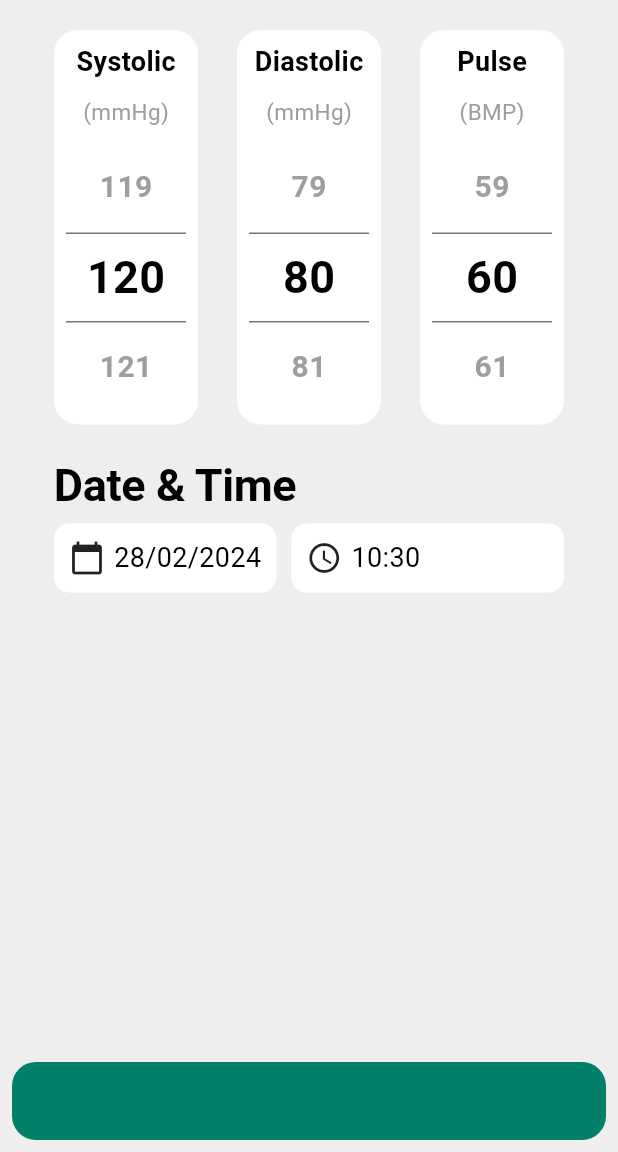
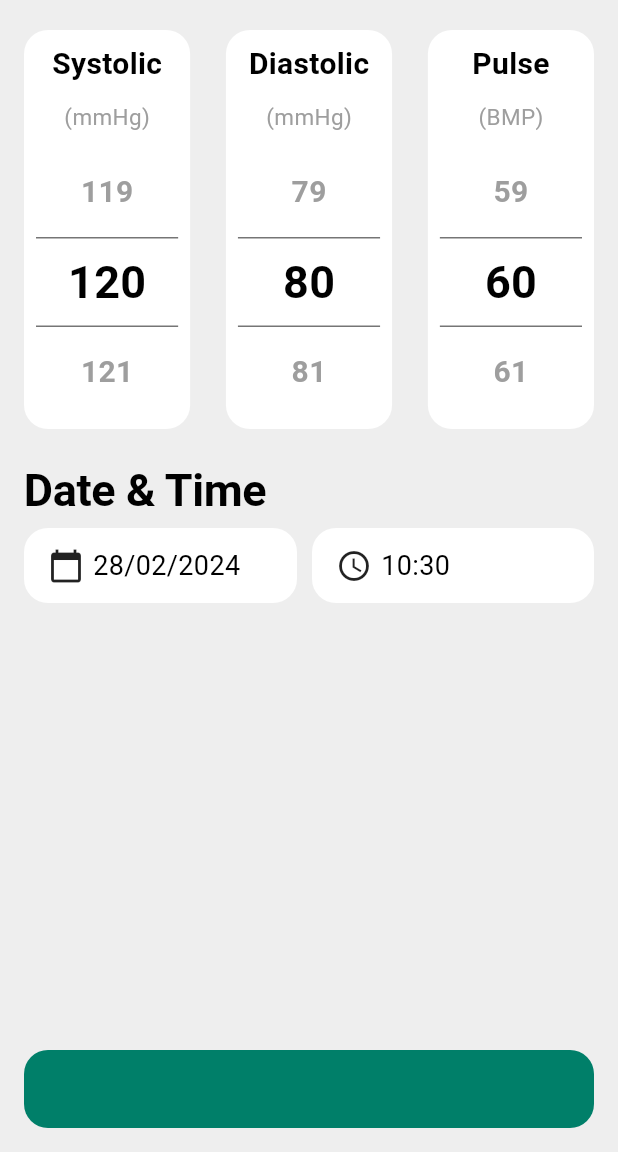
Before and after one commit to EgorP51/pulse_tracker, a Flutter app: the screen it shows after launch, after a tap on the "add" icon, on a phone screen of 412 x 824 dp, the part 84-1236 px from its top. Run offline on Flutter 3.47's test engine with Material 3 defaults, Android fonts, the phone set to English and light mode, and no system bars; drawn by our look-alikes of numberpicker; our stand-ins replace circular_countdown_timer, equatable, flutter_bloc, get_it, hive, hive_flutter; accounts and stored records are empty.

Commit message:
refactor code

```diff
--- a/lib/core/ui/ui_constants.dart
+++ b/lib/core/ui/ui_constants.dart
@@ -1,4 +1,3 @@
 class UIConstants{
-  static const double padding = 16.0;
   static const double radius = 16.0;
 }
--- a/lib/features/pulse_tracker/manager/pulse_tracker_bloc.dart
+++ b/lib/features/pulse_tracker/manager/pulse_tracker_bloc.dart
@@ -21,6 +21,7 @@ class PulseTrackerBloc extends Bloc<PulseTrackerEvent, PulseTrackerState> {
     on<SaveRecordEvent>((event, emit) {
       var record = event.record;
 
+      // set default values
       if (record.dateTime == null) {
         record = record.copyWith(dateTime: DateTime.now());
       }
--- a/lib/features/pulse_tracker/presentation/widgets/record/custom_date_time_picker.dart
+++ b/lib/features/pulse_tracker/presentation/widgets/record/custom_date_time_picker.dart
@@ -1,4 +1,5 @@
 import 'package:flutter/material.dart';
+import 'package:pulse_tracker/core/ui/ui_constants.dart';
 import 'package:pulse_tracker/core/utils/date_time_utils.dart';
 
 class CustomDateTimePicker extends StatefulWidget {
@@ -27,7 +28,7 @@ class _CustomDateTimePickerState extends State<CustomDateTimePicker> {
         //mainAxisSize: MainAxisSize.min,
         children: [
           InkWell(
-            borderRadius: BorderRadius.circular(10),
+            borderRadius: BorderRadius.circular(UIConstants.radius),
             onTap: () {
               showDatePicker(
                 context: context,
@@ -42,10 +43,14 @@ class _CustomDateTimePickerState extends State<CustomDateTimePicker> {
               });
             },
             child: Container(
-              padding: const EdgeInsets.all(10.0),
+              width: MediaQuery.of(context).size.width / 2 - 24 ,
+              padding: const EdgeInsets.symmetric(
+                vertical: 12,
+                horizontal: 16,
+              ),
               decoration: BoxDecoration(
                 color: Colors.white,
-                borderRadius: BorderRadius.circular(10),
+                borderRadius: BorderRadius.circular(UIConstants.radius),
               ),
               child: Row(
                 children: [
@@ -64,7 +69,7 @@ class _CustomDateTimePickerState extends State<CustomDateTimePicker> {
           const SizedBox(width: 10),
           Expanded(
             child: InkWell(
-              borderRadius: BorderRadius.circular(10),
+              borderRadius: BorderRadius.circular(UIConstants.radius),
               onTap: () {
                 showTimePicker(
                   context: context,
@@ -77,10 +82,13 @@ class _CustomDateTimePickerState extends State<CustomDateTimePicker> {
                 });
               },
               child: Container(
-                padding: const EdgeInsets.all(10.0),
+                padding: const EdgeInsets.symmetric(
+                  horizontal: 16,
+                  vertical: 12,
+                ),
                 decoration: BoxDecoration(
                   color: Colors.white,
-                  borderRadius: BorderRadius.circular(10),
+                  borderRadius: BorderRadius.circular(UIConstants.radius),
                 ),
                 child: Row(
                   children: [
--- a/lib/features/pulse_tracker/presentation/widgets/record/custom_number_picker.dart
+++ b/lib/features/pulse_tracker/presentation/widgets/record/custom_number_picker.dart
@@ -79,7 +79,7 @@ class _CustomNumberPickerState extends State<CustomNumberPicker> {
             widget.type.name,
             style: const TextStyle(
               fontWeight: FontWeight.bold,
-              fontSize: 18,
+              fontSize: 20,
             ),
           ),
           const SizedBox(height: 10),
@@ -94,10 +94,10 @@ class _CustomNumberPickerState extends State<CustomNumberPicker> {
           NumberPicker(
             value: _value,
             minValue: 0,
-            maxValue: 250,
+            maxValue: 300,
             step: 1,
             itemHeight: 60,
-            itemWidth: 80,
+            itemWidth: MediaQuery.of(context).size.width * 0.23,
             axis: Axis.vertical,
             textStyle: const TextStyle(
               color: Colors.grey,
--- a/lib/features/pulse_tracker/presentation/widgets/record/record_widget.dart
+++ b/lib/features/pulse_tracker/presentation/widgets/record/record_widget.dart
@@ -1,15 +1,12 @@
-import 'package:circular_countdown_timer/circular_countdown_timer.dart';
-import 'package:circular_countdown_timer/countdown_text_format.dart';
 import 'package:flutter/cupertino.dart';
 import 'package:flutter/material.dart';
 import 'package:pulse_tracker/core/di/locator.dart';
 import 'package:pulse_tracker/core/ui/ui_constants.dart';
 import 'package:pulse_tracker/features/pulse_tracker/data/models/record_model.dart';
+import 'package:pulse_tracker/features/pulse_tracker/manager/pulse_tracker_bloc.dart';
 import 'package:pulse_tracker/features/pulse_tracker/presentation/widgets/record/custom_date_time_picker.dart';
 import 'package:pulse_tracker/features/pulse_tracker/presentation/widgets/record/custom_number_picker.dart';
 import 'package:pulse_tracker/features/pulse_tracker/presentation/widgets/record/timer_widget.dart';
-
-import '../../../manager/pulse_tracker_bloc.dart';
 
 class RecordWidget extends StatefulWidget {
   const RecordWidget({super.key});
@@ -76,7 +73,7 @@ class _RecordWidgetState extends State<RecordWidget> {
         ],
       ),
       body: Padding(
-        padding: const EdgeInsets.symmetric(horizontal: 36),
+        padding: const EdgeInsets.symmetric(horizontal: 16),
         child: Center(
           child: Column(
             mainAxisAlignment: MainAxisAlignment.start,
@@ -119,7 +116,7 @@ class _RecordWidgetState extends State<RecordWidget> {
         ),
       ),
       bottomNavigationBar: Padding(
-        padding: const EdgeInsets.all(8.0),
+        padding: const EdgeInsets.all(16.0),
         child: CupertinoButton(
           borderRadius: BorderRadius.circular(UIConstants.radius),
           color: Theme.of(context).colorScheme.primary,
--- a/lib/main.dart
+++ b/lib/main.dart
@@ -1,5 +1,5 @@
 import 'package:flutter/material.dart';
-import 'package:hive/hive.dart';
+import 'package:flutter/services.dart';
 import 'package:hive_flutter/adapters.dart';
 import 'package:pulse_tracker/core/ui/theme.dart';
 import 'package:pulse_tracker/features/pulse_tracker/data/models/record_model.dart';
@@ -7,12 +7,14 @@ import 'package:pulse_tracker/features/pulse_tracker/presentation/pages/main_pag
 
 import 'core/di/locator.dart';
 
-// start: 30h
-
 Future<void> main() async {
   WidgetsFlutterBinding.ensureInitialized();
+  SystemChrome.setPreferredOrientations([
+    DeviceOrientation.portraitUp,
+  ]);
   await initHive();
   setup();
+
   runApp(const PulseTrackerApp());
 }
 
@@ -22,7 +24,7 @@ Future<void> initHive() async {
 }
 
 class PulseTrackerApp extends StatelessWidget {
-  const PulseTrackerApp({Key? key}) : super(key: key);
+  const PulseTrackerApp({super.key});
 
   @override
   Widget build(BuildContext context) {
```
Also changed, not shown: lib/features/pulse_tracker/presentation/common_widgets/record_list_tile.dart (+10 -8 lines), lib/features/pulse_tracker/presentation/widgets/record/timer_widget.dart (+6 -2 lines).
